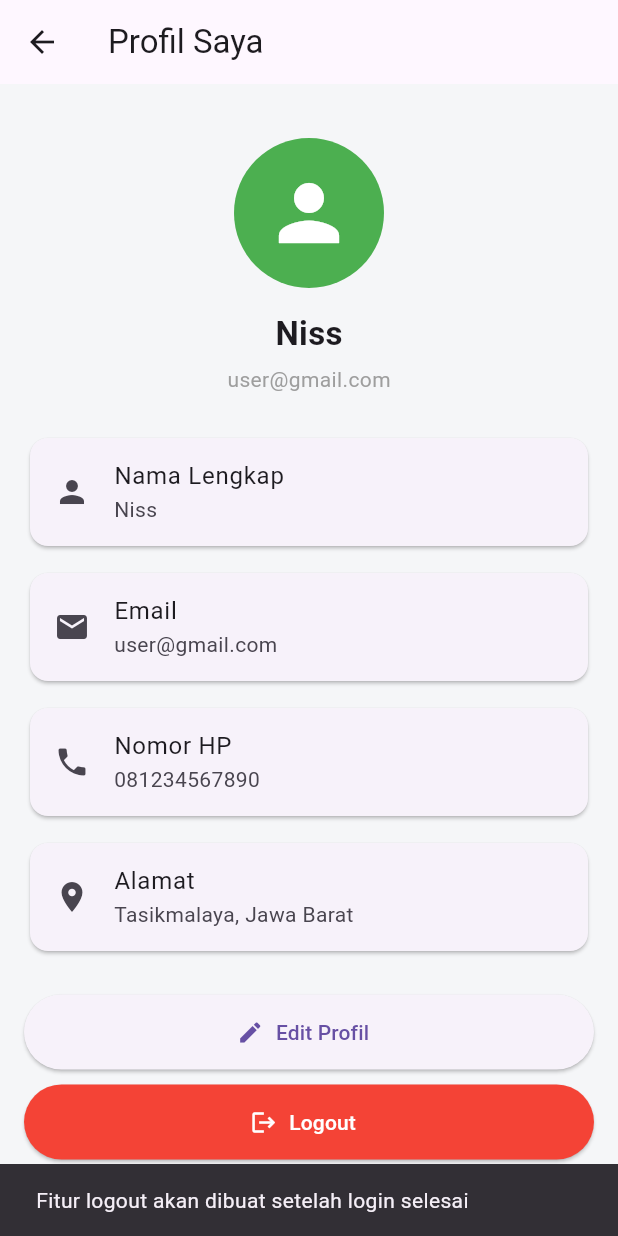
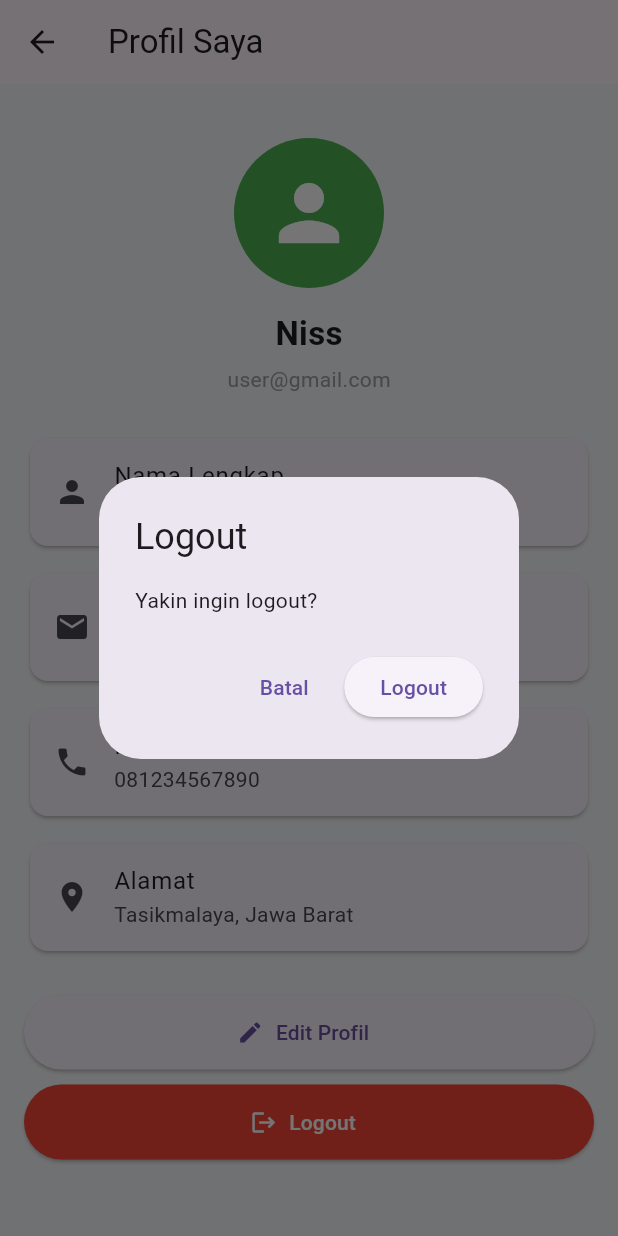
Before and after one commit to Anis-Fauziah/sukunin-delivery, a Flutter app: the screen it shows after launch, item 3 of the bottom bar chosen, after a tap on "Logout", on a phone screen of 412 x 824 dp. Run offline on Flutter 3.47's test engine with Material 3 defaults, Android fonts, the phone set to English and light mode, and no system bars; our stand-ins replace shared_preferences; network calls fail.

Commit message:
Implement notification and profile management feature

```diff
--- a/lib/screens/profile_screen.dart
+++ b/lib/screens/profile_screen.dart
@@ -1,10 +1,56 @@
 import 'package:flutter/material.dart';
+import 'edit_profile_screen.dart';
 
-class ProfileScreen extends StatelessWidget {
+class ProfileScreen extends StatefulWidget {
   const ProfileScreen({super.key});
 
   @override
+  State<ProfileScreen> createState() =>
+      _ProfileScreenState();
+}
+
+class _ProfileScreenState
+    extends State<ProfileScreen> {
+
+  String nama = 'Niss';
+  String email = 'user@gmail.com';
+  String phone = '081234567890';
+  String alamat =
+      'Tasikmalaya, Jawa Barat';
+
+  Future<void> editProfil() async {
+
+    final result =
+        await Navigator.push(
+      context,
+      MaterialPageRoute(
+        builder: (_) =>
+            const EditProfileScreen(),
+      ),
+    );
+
+    if (result != null) {
+
+      setState(() {
+
+        nama =
+            result['nama'];
+
+        email =
+            result['email'];
+
+        phone =
+            result['phone'];
+
+        alamat =
+            result['alamat'];
+      });
+    }
+  }
+
+  @override
   Widget build(BuildContext context) {
+
     return Scaffold(
       backgroundColor:
           const Color(0xFFF5F6F8),
@@ -42,9 +88,10 @@ class ProfileScreen extends StatelessWidget {
               height: 15,
             ),
 
-            const Text(
-              'Niss',
-              style: TextStyle(
+            Text(
+              nama,
+              style:
+                  const TextStyle(
                 fontSize: 22,
                 fontWeight:
                     FontWeight.bold,
@@ -55,9 +102,10 @@ class ProfileScreen extends StatelessWidget {
               height: 5,
             ),
 
-            const Text(
-              'user@gmail.com',
-              style: TextStyle(
+            Text(
+              email,
+              style:
+                  const TextStyle(
                 color: Colors.grey,
               ),
             ),
@@ -74,15 +122,20 @@ class ProfileScreen extends StatelessWidget {
                         12),
               ),
 
-              child: const ListTile(
-                leading: Icon(
+              child: ListTile(
+                leading:
+                    const Icon(
                   Icons.person,
                 ),
-                title: Text(
+
+                title:
+                    const Text(
                   'Nama Lengkap',
                 ),
-                subtitle: Text(
-                  'Niss',
+
+                subtitle:
+                    Text(
+                  nama,
                 ),
               ),
             ),
@@ -99,15 +152,20 @@ class ProfileScreen extends StatelessWidget {
                         12),
               ),
 
-              child: const ListTile(
-                leading: Icon(
+              child: ListTile(
+                leading:
+                    const Icon(
                   Icons.email,
                 ),
-                title: Text(
+
+                title:
+                    const Text(
                   'Email',
                 ),
-                subtitle: Text(
-                  'user@gmail.com',
+
+                subtitle:
+                    Text(
+                  email,
                 ),
               ),
             ),
@@ -124,15 +182,20 @@ class ProfileScreen extends StatelessWidget {
                         12),
               ),
 
-              child: const ListTile(
-                leading: Icon(
+              child: ListTile(
+                leading:
+                    const Icon(
                   Icons.phone,
                 ),
-                title: Text(
+
+                title:
+                    const Text(
                   'Nomor HP',
                 ),
-                subtitle: Text(
-                  '081234567890',
+
+                subtitle:
+                    Text(
+                  phone,
                 ),
               ),
             ),
@@ -149,15 +212,20 @@ class ProfileScreen extends StatelessWidget {
                         12),
               ),
 
-              child: const ListTile(
-                leading: Icon(
+              child: ListTile(
+                leading:
+                    const Icon(
                   Icons.location_on,
                 ),
-                title: Text(
+
+                title:
+                    const Text(
                   'Alamat',
                 ),
-                subtitle: Text(
-                  'Tasikmalaya, Jawa Barat',
+
+                subtitle:
+                    Text(
+                  alamat,
                 ),
               ),
             ),
@@ -171,14 +239,18 @@ class ProfileScreen extends StatelessWidget {
                   double.infinity,
               height: 50,
 
-              child: ElevatedButton.icon(
-                onPressed: () {},
+              child:
+                  ElevatedButton.icon(
+                onPressed:
+                    editProfil,
 
-                icon: const Icon(
+                icon:
+                    const Icon(
                   Icons.edit,
                 ),
 
-                label: const Text(
+                label:
+                    const Text(
                   'Edit Profil',
                 ),
               ),
@@ -193,17 +265,70 @@ class ProfileScreen extends StatelessWidget {
                   double.infinity,
               height: 50,
 
-              child: ElevatedButton.icon(
+              child:
+                  ElevatedButton.icon(
                 onPressed: () {
 
-                  ScaffoldMessenger.of(
-                    context,
-                  ).showSnackBar(
-                    const SnackBar(
-                      content: Text(
-                        'Fitur logout akan dibuat setelah login selesai',
-                      ),
-                    ),
+                  showDialog(
+                    context:
+                        context,
+
+                    builder:
+                        (context) {
+
+                      return AlertDialog(
+                        title:
+                            const Text(
+                          'Logout',
+                        ),
+
+                        content:
+                            const Text(
+                          'Yakin ingin logout?',
+                        ),
+
+                        actions: [
+
+                          TextButton(
+                            onPressed:
+                                () {
+                              Navigator.pop(
+                                  context);
+                            },
+
+                            child:
+                                const Text(
+                              'Batal',
+                            ),
+                          ),
+
+                          ElevatedButton(
+                            onPressed:
+                                () {
+
+                              Navigator.pop(
+                                  context);
+
+                              ScaffoldMessenger.of(
+                                      context)
+                                  .showSnackBar(
+                                const SnackBar(
+                                  content:
+                                      Text(
+                                    'Fitur login belum dibuat',
+                                  ),
+                                ),
+                              );
+                            },
+
+                            child:
+                                const Text(
+                              'Logout',
+                            ),
+                          ),
+                        ],
+                      );
+                    },
                   );
                 },
 
@@ -215,11 +340,13 @@ class ProfileScreen extends StatelessWidget {
                       Colors.white,
                 ),
 
-                icon: const Icon(
+                icon:
+                    const Icon(
                   Icons.logout,
                 ),
 
-                label: const Text(
+                label:
+                    const Text(
                   'Logout',
                 ),
               ),
```
Also changed, not shown: lib/screens/customer_home_screen.dart (+11 -1 lines), lib/screens/edit_profile_screen.dart (added, +149 -0 lines), lib/screens/notification_screen.dart (added, +51 -0 lines).
